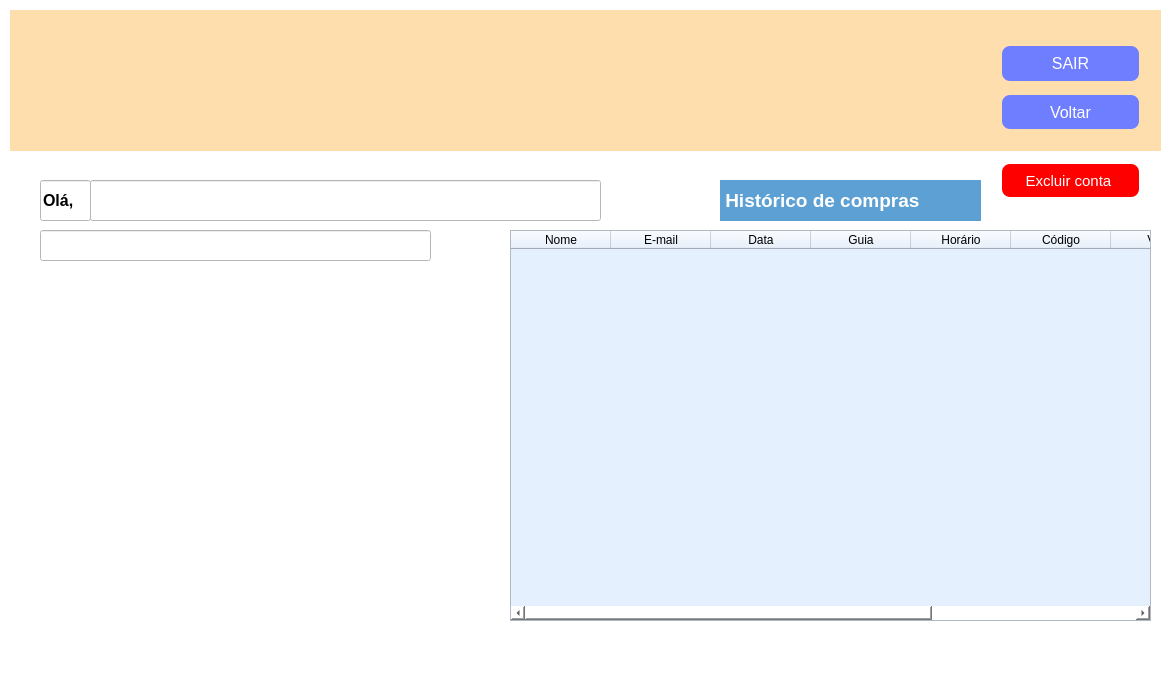
Before: the Qt Designer form Cliente/ui/tela_perfil.ui in lannyily/POO2, drawn with Qt 5.
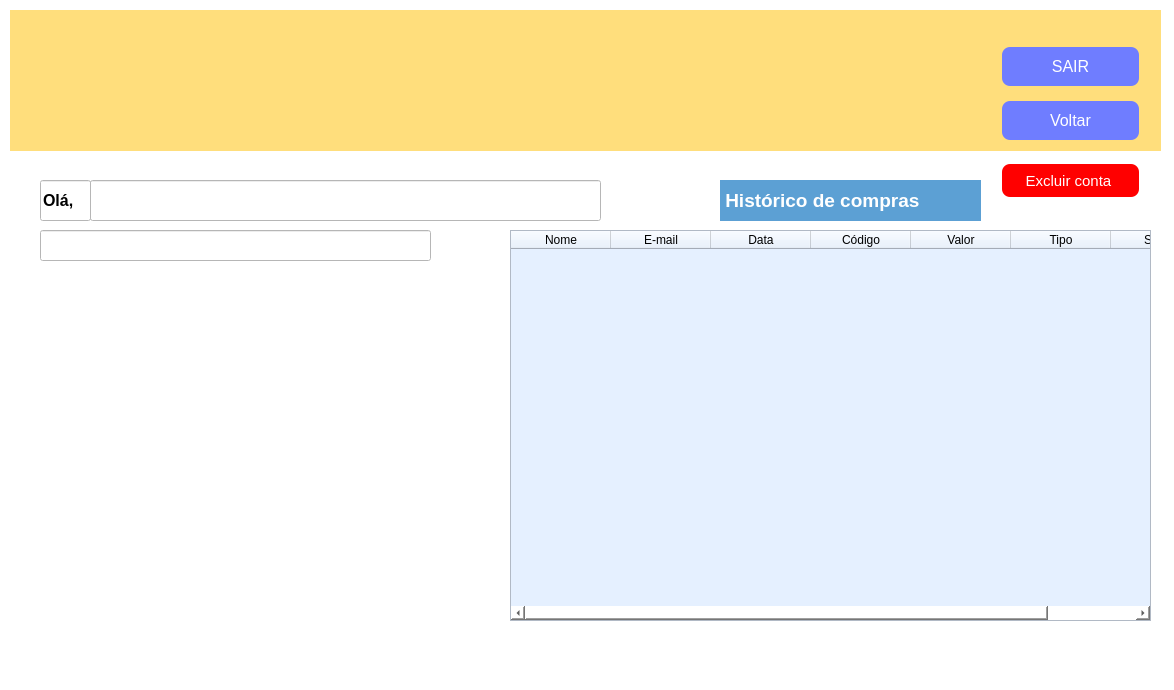
After: the same form once the commit is applied. Icons and pictures are not drawn.

The edit to the form file:
```diff
--- a/Cliente/ui/tela_perfil.ui
+++ b/Cliente/ui/tela_perfil.ui
@@ -27,7 +27,7 @@
      </rect>
     </property>
     <property name="styleSheet">
-     <string notr="true">background-color: rgb(255,222,173);</string>
+     <string notr="true">background-color: rgb(255, 222, 124);</string>
     </property>
     <widget class="QWidget" name="layoutWidget">
      <property name="geometry">
@@ -35,7 +35,7 @@
        <x>990</x>
        <y>32</y>
        <width>141</width>
-       <height>91</height>
+       <height>103</height>
       </rect>
      </property>
      <layout class="QVBoxLayout" name="verticalLayout_3">
@@ -203,16 +203,6 @@
       <string>Data</string>
      </property>
     </column>
-    <column>
-     <property name="text">
-      <string>Guia</string>
-     </property>
-    </column>
-    <column>
-     <property name="text">
-      <string>Horário</string>
-     </property>
-    </column>
     <column>
      <property name="text">
       <string>Código</string>
```
